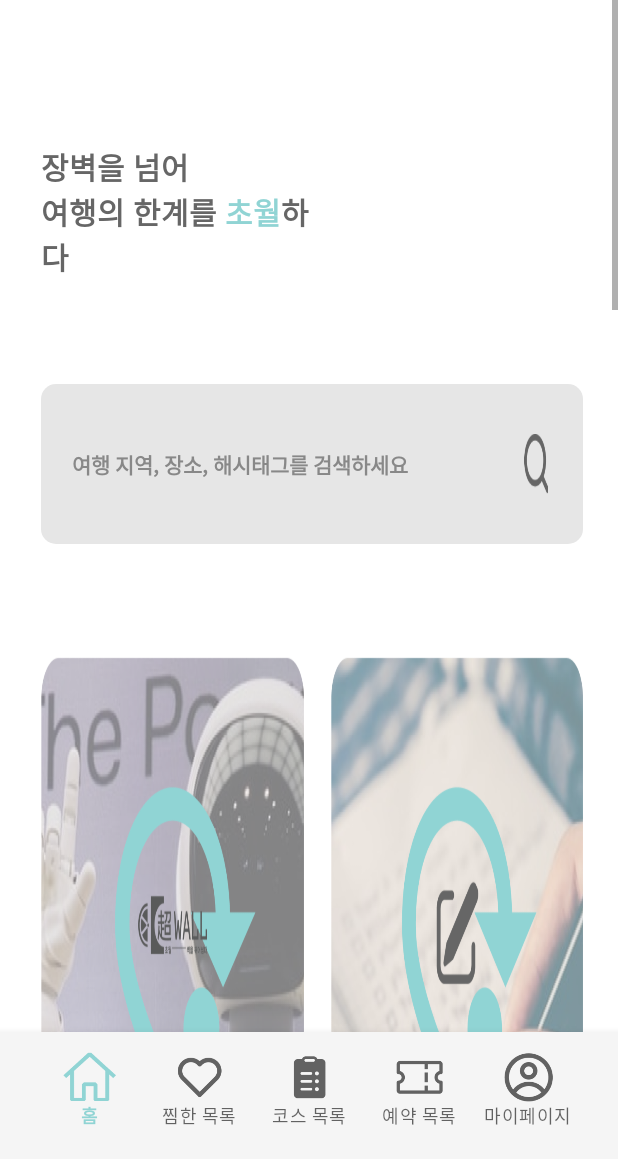
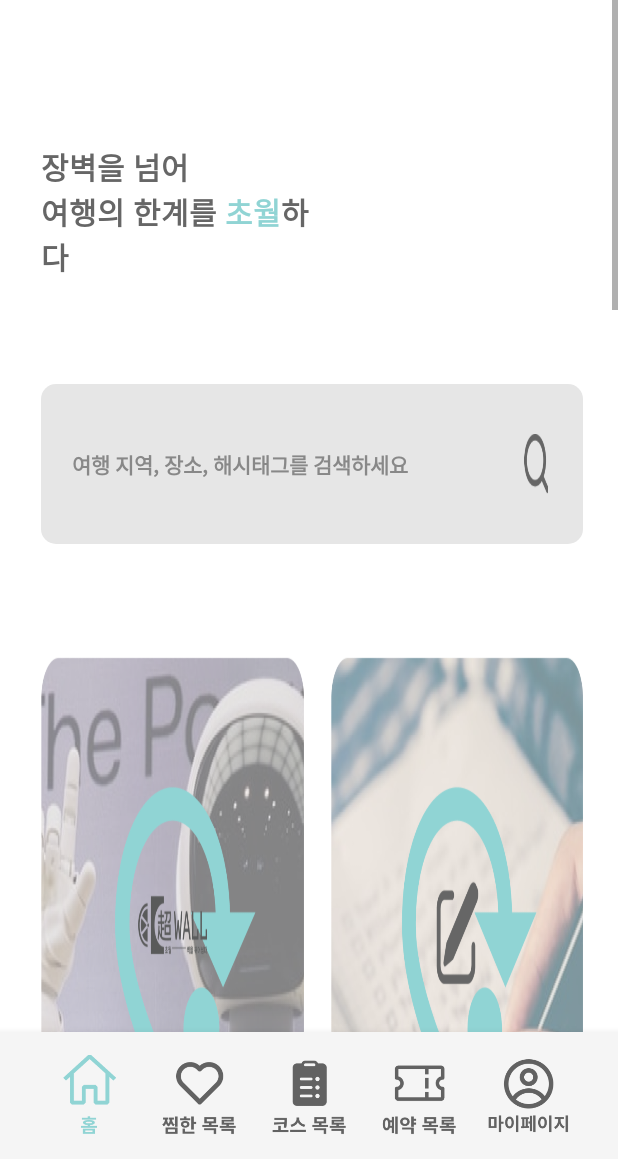
Before and after one commit to seoy9/Chowall_FE, an Android app: the MainActivity screen opened directly, with no data from a screen before it, on a phone screen of 412 x 824 dp, the part 77-1236 px from its top. Run offline under Robolectric (Android 15) with nearby library versions, the phone set to English and light mode, and no system bars.

Commit message:
메인화면 하단 nav 아이콘 수정

```diff
--- a/app/src/main/res/layout/activity_init.xml
+++ b/app/src/main/res/layout/activity_init.xml
@@ -131,7 +131,7 @@
         app:srcCompat="@drawable/chowall_logo_init" />
 
     <TextView
-        android:id="@+id/tv_init_intro"
+        android:id="@+id/tv_intro_init"
         android:layout_width="0dp"
         android:layout_height="0dp"
         android:autoSizeMaxTextSize="20sp"
--- a/app/src/main/res/layout/activity_main.xml
+++ b/app/src/main/res/layout/activity_main.xml
@@ -337,10 +337,10 @@
         android:paddingLeft="23dp"
         android:paddingRight="23dp"
         app:itemHorizontalTranslationEnabled="false"
-        app:itemIconSize="35dp"
+        app:itemIconSize="55dp"
         app:itemPaddingBottom="24dp"
         app:itemPaddingTop="12dp"
-        app:labelVisibilityMode="labeled"
+        app:labelVisibilityMode="unlabeled"
         app:layout_constraintBottom_toBottomOf="parent"
         app:layout_constraintEnd_toEndOf="@+id/toolbar_main"
         app:layout_constraintStart_toStartOf="parent"
--- a/app/src/main/res/menu/bottom_menu.xml
+++ b/app/src/main/res/menu/bottom_menu.xml
@@ -5,29 +5,29 @@
         android:id="@+id/nav_home"
         app:showAsAction="ifRoom"
         android:enabled="true"
-        android:icon="@drawable/nav_home"
+        android:icon="@drawable/img_nav_home"
         android:title="홈" />
     <item
         android:id="@+id/nav_want_list"
         app:showAsAction="ifRoom"
-        android:icon="@drawable/nav_want_list"
+        android:icon="@drawable/img_nav_want_list"
         android:title="찜한 목록" />
     <item
         android:id="@+id/nav_course_list"
         app:showAsAction="ifRoom"
         android:enabled="true"
-        android:icon="@drawable/nav_course_list"
+        android:icon="@drawable/img_nav_course_list"
         android:title="코스 목록" />
     <item
         android:id="@+id/nav_recommend_list"
         app:showAsAction="ifRoom"
         android:enabled="true"
-        android:icon="@drawable/nav_recommend_list"
+        android:icon="@drawable/img_nav_reservation_list"
         android:title="예약 목록" />
     <item
         android:id="@+id/nav_mypage"
         app:showAsAction="ifRoom"
         android:enabled="true"
-        android:icon="@drawable/nav_mypage"
+        android:icon="@drawable/img_nav_mypage"
         android:title="마이페이지" />
 </menu>
```
Also changed, not shown: app/src/main/res/drawable-v24/img_nav_course_list.png (added), app/src/main/res/drawable-v24/img_nav_home.png (added), app/src/main/res/drawable-v24/img_nav_mypage.png (added), app/src/main/res/drawable-v24/img_nav_reservation_list.png (added), app/src/main/res/drawable-v24/img_nav_want_list.png (added).
